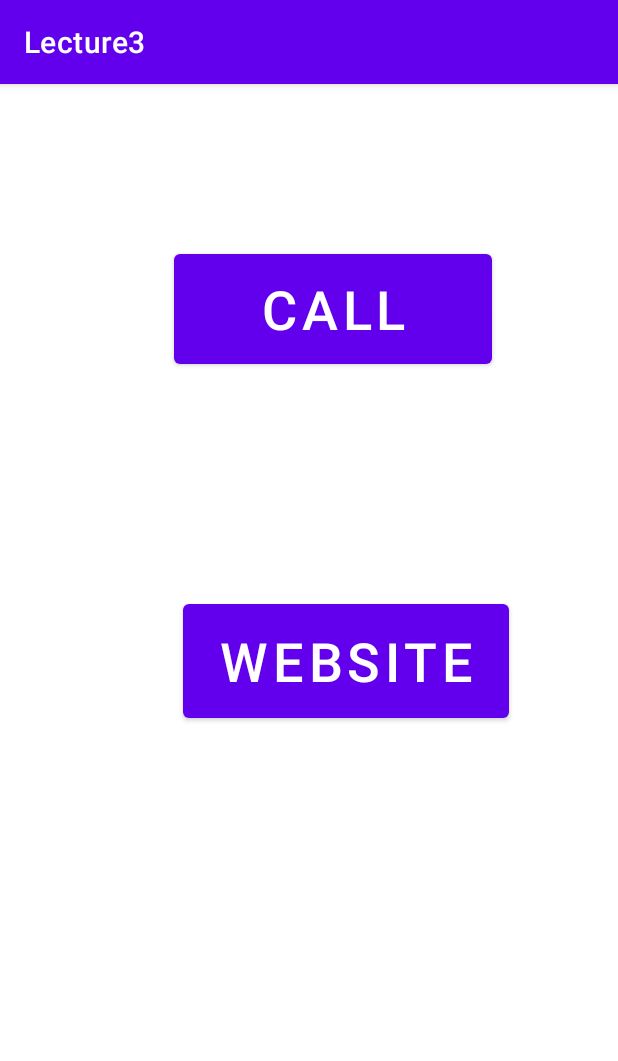
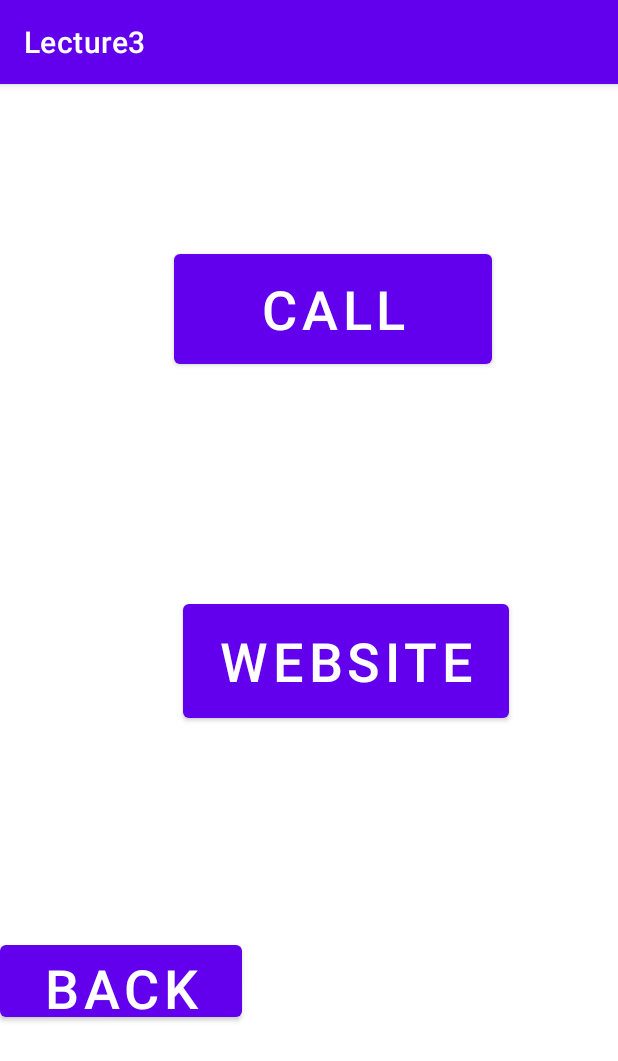
Before and after one commit to Javeria-123/20210224, an Android app: the screen it shows after launch (MainActivity), on a phone screen of 412 x 824 dp. Shown: the top 1061 px of the screen. Run offline under Robolectric (Android 15) with nearby library versions, the phone set to English and light mode, and no system bars.

Commit message:
Move activity

```diff
--- a/Lecture3/app/src/main/java/com/example/lecture3/MainActivity.java
+++ b/Lecture3/app/src/main/java/com/example/lecture3/MainActivity.java
@@ -26,4 +26,9 @@ public class MainActivity extends AppCompatActivity {
         Intent intent=new Intent(Intent.ACTION_DIAL,uri);
         startActivity(intent);
     }
+
+    public void back(View view) {
+        Intent intent=new Intent(this,MainActivity2.class);
+        startActivity(intent);
+    }
 }
--- a/Lecture3/app/src/main/res/layout/activity_main.xml
+++ b/Lecture3/app/src/main/res/layout/activity_main.xml
@@ -43,4 +43,15 @@
         app:layout_constraintHorizontal_bias="0.048"
         app:layout_constraintStart_toStartOf="parent"
         app:layout_constraintTop_toBottomOf="@+id/button" />
+
+    <Button
+        android:id="@+id/button4"
+        android:layout_width="161dp"
+        android:layout_height="60dp"
+        android:onClick="back"
+        android:text="Back"
+        android:textSize="36sp"
+        app:layout_constraintBottom_toBottomOf="parent"
+        app:layout_constraintStart_toStartOf="parent"
+        app:layout_constraintTop_toBottomOf="@+id/button2" />
 </androidx.constraintlayout.widget.ConstraintLayout>
```
Also changed, not shown: Lecture3/app/src/main/AndroidManifest.xml (+7 -0 lines), Lecture3/app/src/main/java/com/example/lecture3/MainActivity2.java (added, +21 -0 lines), Lecture3/app/src/main/res/layout/activity_main2.xml (added, +21 -0 lines).
